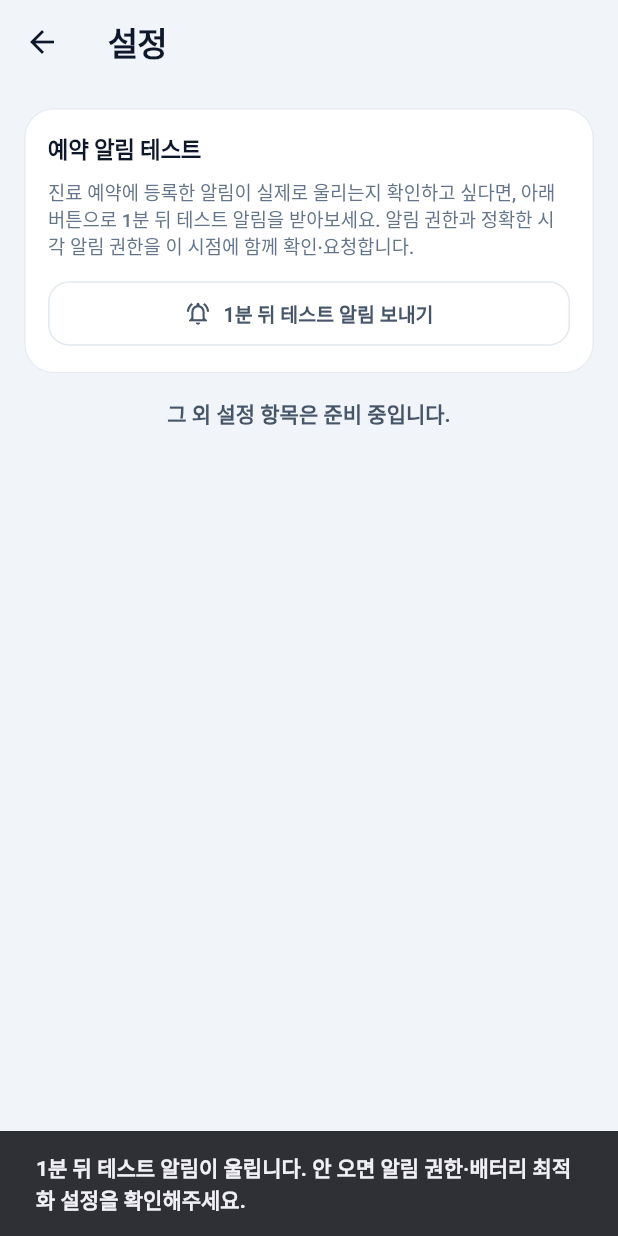
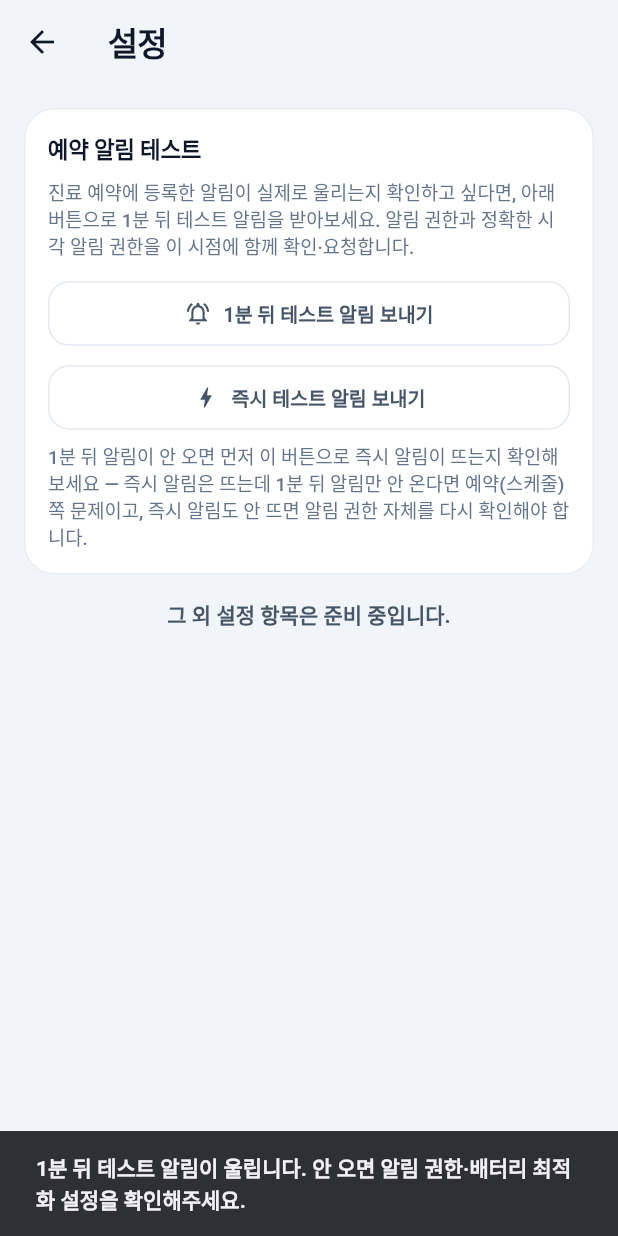
Before and after one commit to feelio1/godho, a Flutter app: the SettingsScreen screen opened directly, after a tap on "1분 뒤 테스트 알림 보내기", on a phone screen of 412 x 824 dp. Run offline on Flutter 3.47's test engine with Material 3 defaults, Android fonts, the phone set to English and light mode, and no system bars; our stand-ins replace flutter_local_notifications, flutter_riverpod, geolocator, google_mobile_ads, image_picker, share_plus and 2 more; missing offline and left inert: kakao_map_sdk; accounts and stored records are empty; Roboto replaces fonts that are missing (Gothic A1).

Commit message:
스프린트 15(1차): [최우선] 예약 알림이 전혀 안 울리던 근본 원인 수정
예약 알림이 실기기에서 아예 안 울리는 문제(1분 뒤 테스트 알림 포함)의
근본 원인을 찾았다: flutter_local_notifications 22.x부터는 예약(zonedSchedule)
알림이 실제로 울릴 때 쓰는 BroadcastReceiver들을 플러그인 매니페스트가
더 이상 자동으로 병합해주지 않는다 — 앱이 직접 선언해야 하는데
AndroidManifest.xml에 하나도 없었다. 즉, AlarmManager 알람은 정상적으로
걸리지만 그 알람이 울렸을 때 실제로 알림을 만들어 띄울 리시버가 없어
브로드캐스트가 조용히 허공으로 사라지고 있었다(예외도, 로그도 없이 —
"initialize()가 안 됐나/권한이 없나" 같은 의심이 들 수밖에 없던 이유).

- AndroidManifest.xml에 ScheduledNotificationReceiver(예약 알림 발송)·
  ActionBroadcastReceiver(알림 액션)·ScheduledNotificationBootReceiver
  (재부팅 후 재예약, BOOT_COMPLETED/MY_PACKAGE_REPLACED/QUICKBOOT_POWERON
  인텐트 필터 포함) 3개 리시버 선언 추가
- RECEIVE_BOOT_COMPLETED 권한 추가 — 재부팅 후에도 예약이 살아있게(지시서 2)
- NotificationService: 각 단계(초기화/권한/스케줄/취소) 실패를 조용히
  삼키지 않고 debugPrint로 원인을 남기도록 로깅 추가(지시서 1 요구사항)
- showImmediateTestNotification() 추가 — show()로 AlarmManager/리시버
  경로를 아예 타지 않는 즉시 알림. 예약형(1분 뒤)이 안 울릴 때 문제가
  초기화·채널·권한 쪽인지 스케줄링 쪽인지 이분 탐색하는 디버그 경로
  (지시서 1 요구사항)
- 설정 화면에 "즉시 테스트 알림 보내기" 버튼 + 이분 탐색 안내 문구 추가
- intl을 0.20.2 고정에서 ^0.20.3으로 되돌림 — flutter_localizations(스프린트
  14에서 추가, 이 Flutter SDK가 intl ^0.20.3을 요구)와 충돌해 의존성 해석
  자체가 실패하고 있었음(별도 보고)

flutter analyze/test 통과(45/45). 실제 동작 확인은 Android SDK/기기가
없는 이 환경에서는 할 수 없어 실기기 확인이 필요함(아래 보고 참고).

Co-Authored-By: Claude Sonnet 5 <noreply@anthropic.com>
Claude-Session: https://claude.ai/code/session_017CJKa53pizpM2BPi36Jf6i

```diff
--- a/lib/notifications/notification_service.dart
+++ b/lib/notifications/notification_service.dart
@@ -1,3 +1,4 @@
+import 'package:flutter/foundation.dart';
 import 'package:flutter_local_notifications/flutter_local_notifications.dart';
 import 'package:timezone/data/latest.dart' as tz_data;
 import 'package:timezone/timezone.dart' as tz;
@@ -5,14 +6,18 @@ import 'package:timezone/timezone.dart' as tz;
 import '../models/appointment.dart';
 
 /// 진료 예약 로컬 알림(스프린트 9 지시서 3, 스프린트 12에서 정확한 시각
-/// 알림으로 보강). 서버 없이 기기 안에서만 예약·발송되며, 사용자가
-/// 예약마다 "며칠 전 + 몇 시"를 직접 골라 여러 개 둘 수 있다.
+/// 알림으로 보강, 스프린트 15에서 실기기 미작동 원인 규명·수정). 서버
+/// 없이 기기 안에서만 예약·발송되며, 사용자가 예약마다 "며칠 전 + 몇 시"를
+/// 직접 골라 여러 개 둘 수 있다.
 ///
 /// 알림 안정성 원칙(지시서 "과거 크래시 교훈"): 초기화·권한 요청·예약 중
 /// 어떤 단계가 실패해도(권한 거부, 플랫폼 채널 없음 등) 예외를 앱 밖으로
-/// 던지지 않는다 — 전부 조용히 무시하고 앱은 정상 동작한다. 콜드 스타트
-/// 경로(`main.dart`)에서는 아예 초기화하지 않고, 예약을 실제로 저장하는
-/// 시점에만 지연 초기화한다.
+/// 던지지 않는다 — 전부 조용히 무시하고 앱은 정상 동작한다. 다만 "조용히"는
+/// 예외를 앱 밖으로 던지지 않는다는 뜻이지 원인을 아예 안 남긴다는 뜻은
+/// 아니다 — 각 단계 실패는 [debugPrint]로 남겨 실기기에서 `adb logcat`으로
+/// 원인을 추적할 수 있게 한다(스프린트 15 지시서 1: "실패를 조용히 삼키지
+/// 말고 원인을 로그로 남길 것"). 콜드 스타트 경로(`main.dart`)에서는 아예
+/// 초기화하지 않고, 예약을 실제로 저장하는 시점에만 지연 초기화한다.
 class NotificationService {
   NotificationService._();
 
@@ -28,6 +33,19 @@ class NotificationService {
   /// 테스트 알림 1건이 쓰는 별도 id — 실제 예약 알림 id 범위와 겹치지 않게
   /// 아주 큰 값을 고정으로 쓴다.
   static const _testNotificationId = 999999;
+  static const _immediateTestNotificationId = 999998;
+
+  static void _log(String message) {
+    debugPrint('[NotificationService] $message');
+  }
+
+  static const _reminderChannel = AndroidNotificationDetails(
+    'appointment_reminders',
+    '예약 알림',
+    channelDescription: '등록한 진료 예약을 지정한 시각에 알려드립니다.',
+    importance: Importance.high,
+    priority: Priority.high,
+  );
 
   Future<void> _ensureInitialized() async {
     if (_initialized) return;
@@ -38,11 +56,13 @@ class NotificationService {
       tz.setLocalLocation(tz.getLocation('Asia/Seoul'));
       const androidSettings = AndroidInitializationSettings('@mipmap/ic_launcher');
       const settings = InitializationSettings(android: androidSettings);
-      await _plugin.initialize(settings: settings);
+      final ok = await _plugin.initialize(settings: settings);
       _initialized = true;
-    } catch (_) {
+      _log('초기화 완료 (initialize() 반환값: $ok)');
+    } catch (e, st) {
       // 초기화 실패 — 알림 기능만 조용히 비활성화하고 앱은 계속 정상 동작한다.
       _initialized = false;
+      _log('초기화 실패: $e\n$st');
     }
   }
 
@@ -64,18 +84,23 @@ class NotificationService {
     var notificationsGranted = false;
     try {
       notificationsGranted = await _android?.requestNotificationsPermission() ?? false;
-    } catch (_) {
+      _log('알림 권한 요청 결과: $notificationsGranted');
+    } catch (e) {
       notificationsGranted = false;
+      _log('알림 권한 요청 실패: $e');
     }
     try {
       // 이미 허용돼 있으면 시스템 설정 화면을 다시 띄우지 않는다.
       final alreadyExact = await _android?.canScheduleExactNotifications() ?? false;
+      _log('정확한 시각 알람 권한 보유 여부: $alreadyExact');
       if (!alreadyExact) {
-        await _android?.requestExactAlarmsPermission();
+        final requested = await _android?.requestExactAlarmsPermission();
+        _log('정확한 시각 알람 권한 요청 결과: $requested');
       }
-    } catch (_) {
+    } catch (e) {
       // 이 기기/버전이 지원하지 않거나 거부됨 — 근사 시각 모드로 대체되므로
       // 무시하고 계속 진행한다.
+      _log('정확한 시각 알람 권한 요청 중 예외(무시하고 근사 시각으로 대체): $e');
     }
     return notificationsGranted;
   }
@@ -91,33 +116,34 @@ class NotificationService {
     if (appointment.reminders.isEmpty) return;
 
     await _ensureInitialized();
-    if (!_initialized) return;
+    if (!_initialized) {
+      _log('초기화가 안 돼 있어 예약(${appointment.id})을 스케줄하지 않음');
+      return;
+    }
 
     final scheduleMode = await _bestAvailableScheduleMode();
+    _log('예약(${appointment.id}) 알림 ${appointment.reminders.length}건 스케줄 시작 (모드: $scheduleMode)');
 
     for (var i = 0; i < appointment.reminders.length && i < _maxRemindersPerAppointment; i++) {
       final reminder = appointment.reminders[i];
       final fireAt = reminder.fireTimeFor(appointment.dateTime);
-      if (fireAt.isBefore(DateTime.now())) continue;
+      if (fireAt.isBefore(DateTime.now())) {
+        _log('알림 #$i 시각($fireAt)이 이미 지나 건너뜀');
+        continue;
+      }
       try {
         await _plugin.zonedSchedule(
           id: _notificationId(appointment.id, i),
           scheduledDate: tz.TZDateTime.from(fireAt, tz.local),
           title: '진료 예약 알림',
           body: _reminderBody(appointment),
-          notificationDetails: const NotificationDetails(
-            android: AndroidNotificationDetails(
-              'appointment_reminders',
-              '예약 알림',
-              channelDescription: '등록한 진료 예약을 지정한 시각에 알려드립니다.',
-              importance: Importance.high,
-              priority: Priority.high,
-            ),
-          ),
+          notificationDetails: const NotificationDetails(android: _reminderChannel),
           androidScheduleMode: scheduleMode,
         );
-      } catch (_) {
+        _log('알림 #$i 스케줄 완료 — $fireAt');
+      } catch (e, st) {
         // 이 알림 하나만 건너뛰고 나머지는 계속 예약한다.
+        _log('알림 #$i 스케줄 실패: $e\n$st');
       }
     }
   }
@@ -130,8 +156,9 @@ class NotificationService {
     try {
       final canExact = await _android?.canScheduleExactNotifications() ?? false;
       if (canExact) return AndroidScheduleMode.exactAllowWhileIdle;
-    } catch (_) {
+    } catch (e) {
       // 확인 자체가 안 되는 기기/버전 — 근사 시각으로 안전하게 대체.
+      _log('정확한 시각 알람 가능 여부 확인 실패(근사 시각으로 대체): $e');
     }
     return AndroidScheduleMode.inexactAllowWhileIdle;
   }
@@ -142,8 +169,9 @@ class NotificationService {
     for (var i = 0; i < _maxRemindersPerAppointment; i++) {
       try {
         await _plugin.cancel(id: _notificationId(appointmentId, i));
-      } catch (_) {
+      } catch (e) {
         // 이미 없는 알림을 지우는 경우 등 — 무시하고 계속 진행.
+        _log('알림 취소 중 예외(무시): $e');
       }
     }
   }
@@ -152,6 +180,35 @@ class NotificationService {
     final reason = appointment.reason.trim();
     final suffix = reason.isEmpty ? '' : ' ($reason)';
     return '${appointment.hospitalName} 예약이 있어요$suffix';
+  }
+
+  /// 지금 바로 뜨는 즉시 알림 — Android의 AlarmManager/예약 브로드캐스트
+  /// 경로를 전혀 타지 않고 [FlutterLocalNotificationsPlugin.show]로 바로
+  /// 띄운다. [sendTestNotification](1분 뒤 예약형)이 안 울릴 때, 문제가
+  /// "초기화·채널·권한"에 있는지 "스케줄링(정확한 시각 알람·리시버)"에
+  /// 있는지 이분 탐색하기 위한 디버그 경로다(스프린트 15 지시서 1) — 이게
+  /// 뜨면 초기화·채널·권한은 정상이고, 그런데도 예약형이 안 울리면 스케줄
+  /// 쪽(타임존/정확한 시각 모드/매니페스트 리시버)을 봐야 한다.
+  Future<bool> showImmediateTestNotification() async {
+    await requestPermission();
+    await _ensureInitialized();
+    if (!_initialized) {
+      _log('즉시 테스트 알림: 초기화 실패로 표시 불가');
+      return false;
+    }
+    try {
+      await _plugin.show(
+        id: _immediateTestNotificationId,
+        title: '즉시 테스트 알림',
+        body: '이 알림이 보이면 초기화·채널·권한은 정상입니다.',
+        notificationDetails: const NotificationDetails(android: _reminderChannel),
+      );
+      _log('즉시 테스트 알림 표시 완료');
+      return true;
+    } catch (e, st) {
+      _log('즉시 테스트 알림 표시 실패: $e\n$st');
+      return false;
+    }
   }
 
   /// 실기기에서 알림 설정이 실제로 동작하는지 확인하기 위한 테스트 알림 —
@@ -163,7 +220,10 @@ class NotificationService {
   Future<bool> sendTestNotification() async {
     await requestPermission();
     await _ensureInitialized();
-    if (!_initialized) return false;
+    if (!_initialized) {
+      _log('1분 뒤 테스트 알림: 초기화 실패로 예약 불가');
+      return false;
+    }
     final scheduleMode = await _bestAvailableScheduleMode();
     final fireAt = DateTime.now().add(const Duration(minutes: 1));
     try {
@@ -173,19 +233,13 @@ class NotificationService {
         title: '테스트 알림',
         body: '이 알림이 보이면 예약 알림도 정상 동작합니다 '
             '(${scheduleMode == AndroidScheduleMode.exactAllowWhileIdle ? '정확한 시각' : '근사 시각'} 모드).',
-        notificationDetails: const NotificationDetails(
-          android: AndroidNotificationDetails(
-            'appointment_reminders',
-            '예약 알림',
-            channelDescription: '등록한 진료 예약을 지정한 시각에 알려드립니다.',
-            importance: Importance.high,
-            priority: Priority.high,
-          ),
-        ),
+        notificationDetails: const NotificationDetails(android: _reminderChannel),
         androidScheduleMode: scheduleMode,
       );
+      _log('1분 뒤 테스트 알림 스케줄 완료 — $fireAt (모드: $scheduleMode)');
       return true;
-    } catch (_) {
+    } catch (e, st) {
+      _log('1분 뒤 테스트 알림 스케줄 실패: $e\n$st');
       return false;
     }
   }
--- a/lib/screens/info_screens.dart
+++ b/lib/screens/info_screens.dart
@@ -18,6 +18,23 @@ class SettingsScreen extends StatelessWidget {
           ok
               ? '1분 뒤 테스트 알림이 울립니다. 안 오면 알림 권한·배터리 최적화 설정을 확인해주세요.'
               : '테스트 알림을 예약하지 못했습니다. 알림 권한을 확인해주세요.',
+        ),
+      ),
+    );
+  }
+
+  /// "1분 뒤 테스트 알림"이 안 올 때, 문제가 초기화·채널·권한 쪽인지
+  /// 스케줄링(예약) 쪽인지 갈라보는 즉시 알림(스프린트 15 지시서 1).
+  Future<void> _sendImmediateTestNotification(BuildContext context) async {
+    final messenger = ScaffoldMessenger.of(context);
+    final ok = await NotificationService.instance.showImmediateTestNotification();
+    if (!context.mounted) return;
+    messenger.showSnackBar(
+      SnackBar(
+        content: Text(
+          ok
+              ? '즉시 알림을 보냈습니다. 지금 바로 안 보이면 이 기기에서 알림 권한이 꺼져 있는지 확인해주세요.'
+              : '즉시 알림을 보내지 못했습니다. 알림 권한을 확인해주세요.',
         ),
       ),
     );
@@ -55,6 +72,22 @@ class SettingsScreen extends StatelessWidget {
                       icon: const Icon(Icons.notifications_active_outlined),
                       label: const Text('1분 뒤 테스트 알림 보내기'),
                     ),
+                  ),
+                  const SizedBox(height: 8),
+                  SizedBox(
+                    width: double.infinity,
+                    child: OutlinedButton.icon(
+                      onPressed: () => _sendImmediateTestNotification(context),
+                      icon: const Icon(Icons.bolt_outlined),
+                      label: const Text('즉시 테스트 알림 보내기'),
+                    ),
+                  ),
+                  const SizedBox(height: 6),
+                  Text(
+                    '1분 뒤 알림이 안 오면 먼저 이 버튼으로 즉시 알림이 뜨는지 확인해보세요 — '
+                    '즉시 알림은 뜨는데 1분 뒤 알림만 안 온다면 예약(스케줄) 쪽 문제이고, '
+                    '즉시 알림도 안 뜨면 알림 권한 자체를 다시 확인해야 합니다.',
+                    style: Theme.of(context).textTheme.bodySmall,
                   ),
                 ],
               ),
--- a/pubspec.yaml
+++ b/pubspec.yaml
@@ -39,7 +39,7 @@ dependencies:
   flutter_riverpod: ^3.3.2
   shared_preferences: ^2.5.5
   url_launcher: ^6.3.2
-  intl: 0.20.2
+  intl: ^0.20.3
   geolocator: ^14.0.3
   share_plus: ^13.3.0
   kakao_map_sdk: ^1.2.6
```
Also changed, not shown: pubspec.lock, 1 other file.
